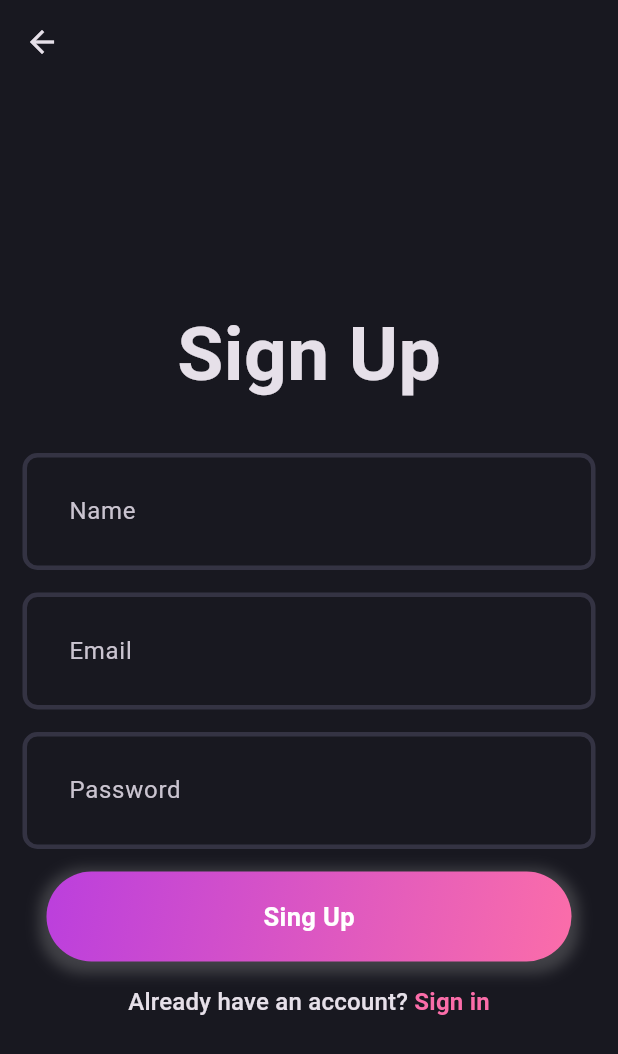
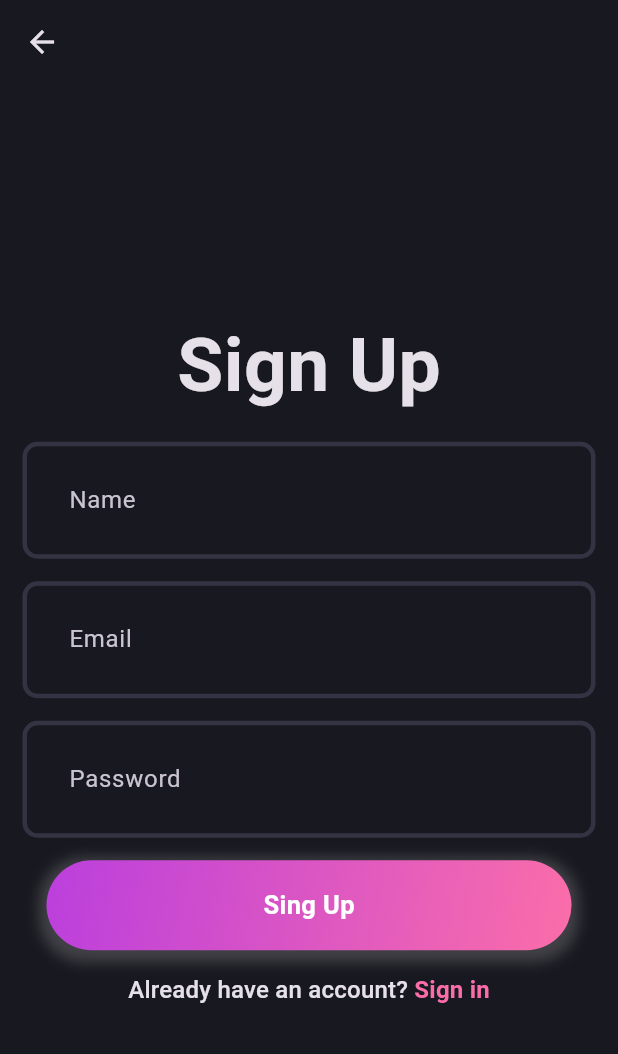
Before and after one commit to AkhrievSuleym/blog_app, a Flutter app: the screen it shows after launch, after a tap on an icon or button, on a phone screen of 412 x 824 dp. Shown: the top 1054 px of the screen. Run offline on Flutter 3.47's test engine with Material 3 defaults, Android fonts, the phone set to English and light mode, and no system bars; our stand-ins replace flutter_bloc, fpdart, supabase_flutter; accounts and stored records are empty.

```diff
--- a/lib/features/auth/presentation/pages/login_page.dart
+++ b/lib/features/auth/presentation/pages/login_page.dart
@@ -59,6 +59,7 @@ class _LoginPageState extends State<LoginPage> {
                 height: 15,
               ),
               GradientButton(
+                onPressed: () {},
                 buttonWidth: 350,
                 buttonHeight: 60,
                 firstGradientColor: AppPallete.gradient1,
--- a/lib/features/auth/presentation/pages/signup_page.dart
+++ b/lib/features/auth/presentation/pages/signup_page.dart
@@ -1,8 +1,10 @@
 import 'package:blog_app/core/theme/app_pallete.dart';
+import 'package:blog_app/features/auth/presentation/bloc/auth_bloc.dart';
 import 'package:blog_app/features/auth/presentation/pages/login_page.dart';
 import 'package:blog_app/features/auth/presentation/widgets/auth_field.dart';
 import 'package:blog_app/features/auth/presentation/widgets/gradient_button.dart';
 import 'package:flutter/material.dart';
+import 'package:flutter_bloc/flutter_bloc.dart';
 
 class SignUpPage extends StatefulWidget {
   static route() => MaterialPageRoute(
@@ -44,7 +46,7 @@ class _SignUpPageState extends State<SignUpPage> {
                 style: TextStyle(fontSize: 50, fontWeight: FontWeight.bold),
               ),
               const SizedBox(
-                height: 30,
+                height: 15,
               ),
               AuthField(
                 hintText: "Name",
@@ -74,6 +76,14 @@ class _SignUpPageState extends State<SignUpPage> {
                 firstGradientColor: AppPallete.gradient1,
                 secondGradientColor: AppPallete.gradient2,
                 buttonText: "Sing Up",
+                onPressed: () {
+                  if (formKey.currentState!.validate()) {
+                    context.read<AuthBloc>().add(AuthSignUp(
+                        email: emailController.text.trim(),
+                        password: passwordController.text.trim(),
+                        name: nameController.text.trim()));
+                  }
+                },
               ),
               const SizedBox(
                 height: 15,
--- a/lib/features/auth/presentation/widgets/gradient_button.dart
+++ b/lib/features/auth/presentation/widgets/gradient_button.dart
@@ -1,18 +1,19 @@
-import 'package:flutter/cupertino.dart';
 import 'package:flutter/material.dart';
 
 class GradientButton extends StatefulWidget {
   final double buttonWidth, buttonHeight;
   final Color firstGradientColor, secondGradientColor;
   final String buttonText;
+  final VoidCallback onPressed;
 
-  GradientButton({
+  const GradientButton({
     super.key,
     required this.buttonWidth,
     required this.buttonHeight,
     required this.firstGradientColor,
     required this.secondGradientColor,
     required this.buttonText,
+    required this.onPressed,
   });
 
   @override
@@ -47,12 +48,12 @@ class _GradientButtonState extends State<GradientButton> {
       child: Material(
         color: Colors.transparent,
         child: InkWell(
-          onTap: () {},
+          onTap: widget.onPressed,
           borderRadius: BorderRadius.circular(30),
           child: Center(
             child: Text(
               widget.buttonText,
-              style: TextStyle(
+              style: const TextStyle(
                   color: Colors.white,
                   fontWeight: FontWeight.bold,
                   fontSize: 17),
--- a/lib/main.dart
+++ b/lib/main.dart
@@ -1,14 +1,27 @@
 import 'package:blog_app/core/secrets/app_secrets.dart';
 import 'package:blog_app/core/theme/app_theme.dart';
+import 'package:blog_app/features/auth/data/datasources/auth_remote_data_source.dart';
+import 'package:blog_app/features/auth/data/repository/auth_repository_impl.dart';
+import 'package:blog_app/features/auth/domain/usecases/user_sign_up.dart';
+import 'package:blog_app/features/auth/presentation/bloc/auth_bloc.dart';
 import 'package:blog_app/features/auth/presentation/pages/login_page.dart';
 import 'package:flutter/material.dart';
+import 'package:flutter_bloc/flutter_bloc.dart';
 import 'package:supabase_flutter/supabase_flutter.dart';
 
 void main() async {
   WidgetsFlutterBinding.ensureInitialized();
   final supabase = await Supabase.initialize(
       url: AppSecrets.supabaseUrl, anonKey: AppSecrets.supabaseKey);
-  runApp(const BlogApp());
+  runApp(MultiBlocProvider(
+    providers: [
+      BlocProvider(
+          create: (_) => AuthBloc(
+              userSignUp: UserSignUp(AuthRepositoryImpl(
+                  AuthRemoteDataSourceImpl(supabaseClient: supabase.client))))),
+    ],
+    child: const BlogApp(),
+  ));
 }
 
 class BlogApp extends StatelessWidget {
```
